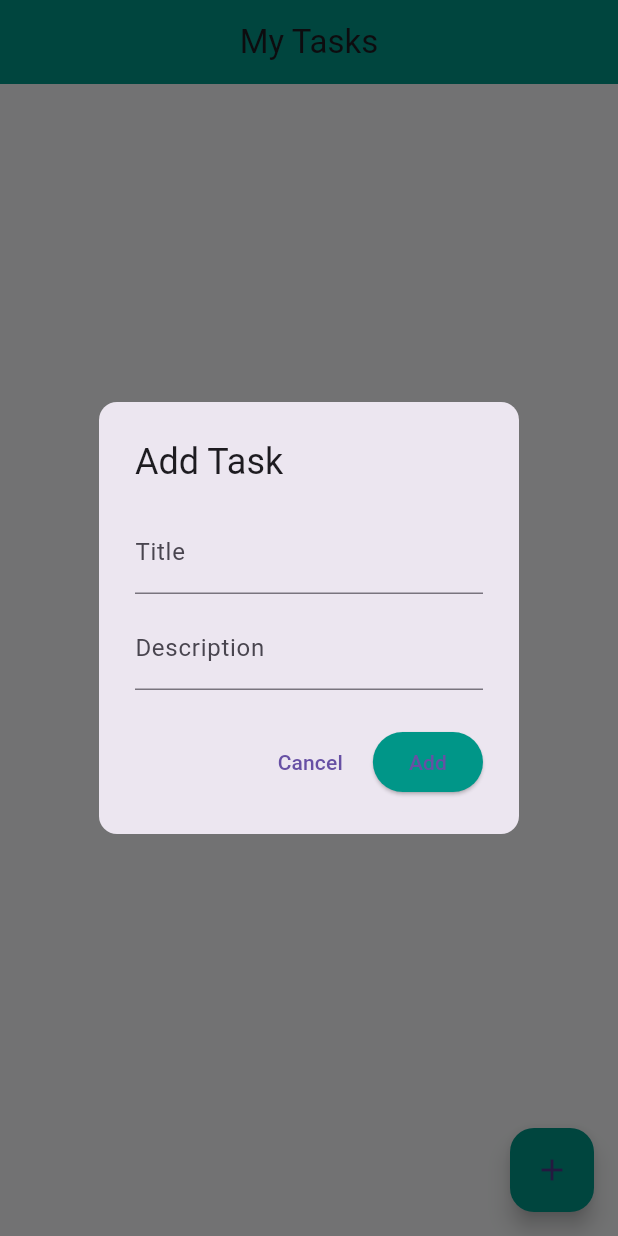
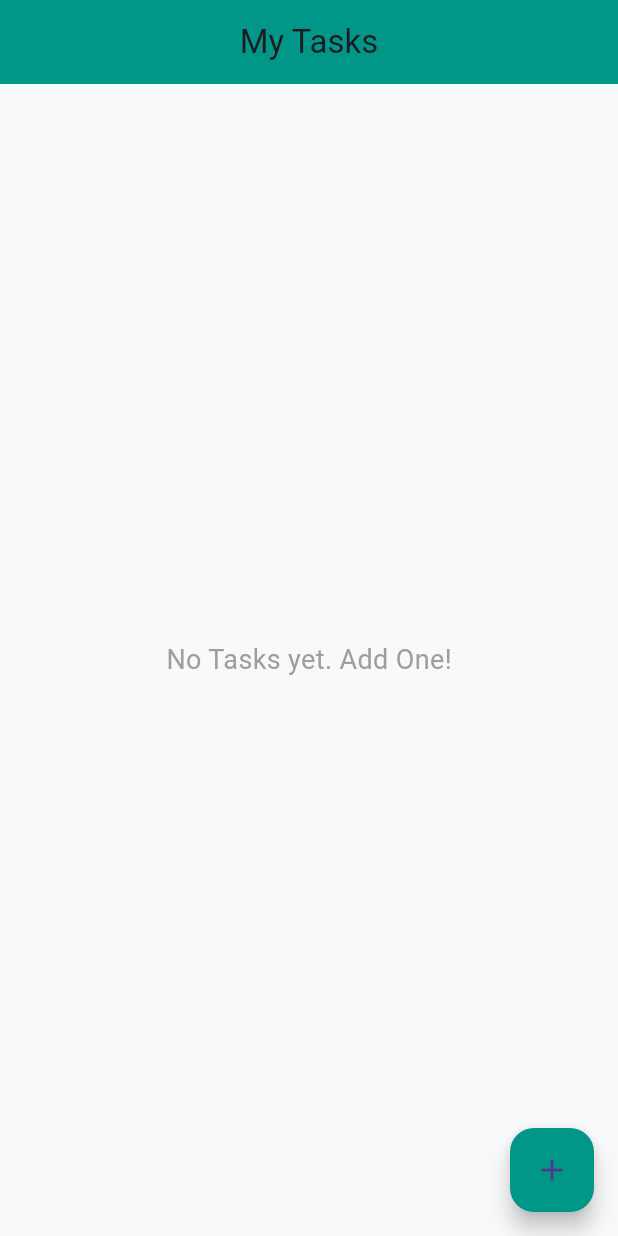
Before and after one commit to mrnipundilshan/Flutter-ToDoApp-Bloc, a Flutter app: the screen it shows after launch, on a phone screen of 412 x 824 dp. Run offline on Flutter 3.47's test engine with Material 3 defaults, Android fonts, the phone set to English and light mode, and no system bars; our stand-ins replace flutter_bloc, sqflite; accounts and stored records are empty.

Commit message:
fix: update task table name in TaskRepository and refactor TaskListPage to use StatefulWidget for loading tasks

```diff
--- a/lib/features/tasks/data/task_repository.dart
+++ b/lib/features/tasks/data/task_repository.dart
@@ -10,12 +10,12 @@ class TaskRepository {
 
   Future<void> addTask(Task task) async {
     final db = await AppDatabase.instance.database;
-    await db.insert('task', task.toMap());
+    await db.insert('tasks', task.toMap());
   }
 
   Future<void> updateTask(Task task) async {
     final db = await AppDatabase.instance.database;
-    await db.update('task', task.toMap(), where: 'id=?', whereArgs: [task.id]);
+    await db.update('tasks', task.toMap(), where: 'id=?', whereArgs: [task.id]);
   }
 
   Future<void> deleteTask(int id) async {
--- a/lib/features/tasks/presentation/pages/task_list_page.dart
+++ b/lib/features/tasks/presentation/pages/task_list_page.dart
@@ -5,8 +5,22 @@ import '../../logic/task_event.dart';
 import '../../logic/task_state.dart';
 import '../../../../core/database/task_model.dart';
 
-class TaskListPage extends StatelessWidget {
+class TaskListPage extends StatefulWidget {
   const TaskListPage({super.key});
+
+  @override
+  State<TaskListPage> createState() => _TaskListPageState();
+}
+
+class _TaskListPageState extends State<TaskListPage> {
+  @override
+  void initState() {
+    super.initState();
+    // schedule load AFTER the first frame so it won't conflict with build
+    WidgetsBinding.instance.addPostFrameCallback((_) {
+      context.read<TaskBloc>().add(LoadTasks());
+    });
+  }
 
   @override
   Widget build(BuildContext context) {
@@ -47,7 +61,7 @@ class TaskListPage extends StatelessWidget {
       ),
       floatingActionButton: FloatingActionButton(
         backgroundColor: Colors.teal,
-        onPressed: _showTaskDialog(context),
+        onPressed: () => _showTaskDialog(context),
         child: const Icon(Icons.add),
       ),
     );
@@ -83,13 +97,13 @@ Widget _taskCard(BuildContext context, Task task) {
   );
 }
 
-_showTaskDialog(BuildContext context, {Task? task}) {
+Future<void> _showTaskDialog(BuildContext context, {Task? task}) async {
   final titleController = TextEditingController(text: task?.title ?? "");
   final descController = TextEditingController(text: task?.description ?? "");
 
-  showDialog(
+  await showDialog(
     context: context,
-    builder: (_) {
+    builder: (context) {
       return AlertDialog(
         shape: RoundedRectangleBorder(
           borderRadius: BorderRadiusGeometry.circular(12),
--- a/lib/main.dart
+++ b/lib/main.dart
@@ -2,11 +2,11 @@ import 'package:flutter/material.dart';
 import 'package:flutter_bloc/flutter_bloc.dart';
 import 'features/tasks/data/task_repository.dart';
 import 'features/tasks/logic/task_bloc.dart';
-import 'features/tasks/logic/task_event.dart';
 import 'features/tasks/presentation/pages/task_list_page.dart';
 
 void main() {
-  runApp(MyApp());
+  final taskRepository = TaskRepository();
+  runApp(BlocProvider(create: (_) => TaskBloc(taskRepository), child: MyApp()));
 }
 
 class MyApp extends StatelessWidget {
@@ -17,11 +17,9 @@ class MyApp extends StatelessWidget {
   @override
   Widget build(BuildContext context) {
     return MaterialApp(
+      debugShowCheckedModeBanner: false,
       title: 'ToDo App',
-      home: BlocProvider(
-        create: (_) => TaskBloc(repository)..add(LoadTasks()),
-        child: TaskListPage(),
-      ),
+      home: TaskListPage(),
     );
   }
 }
```
